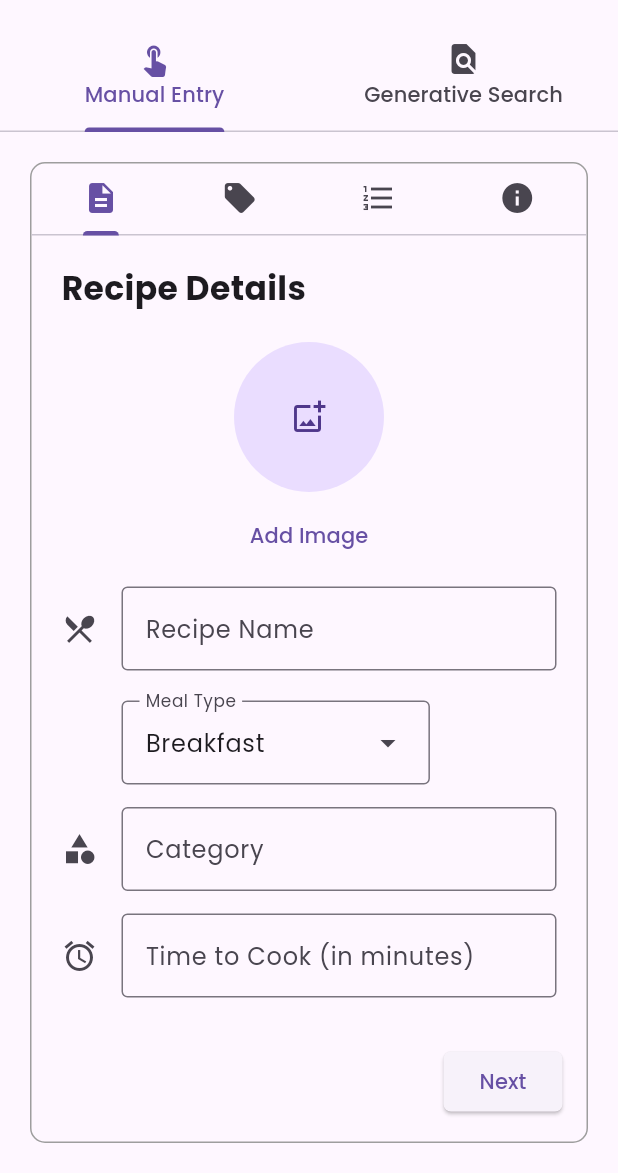
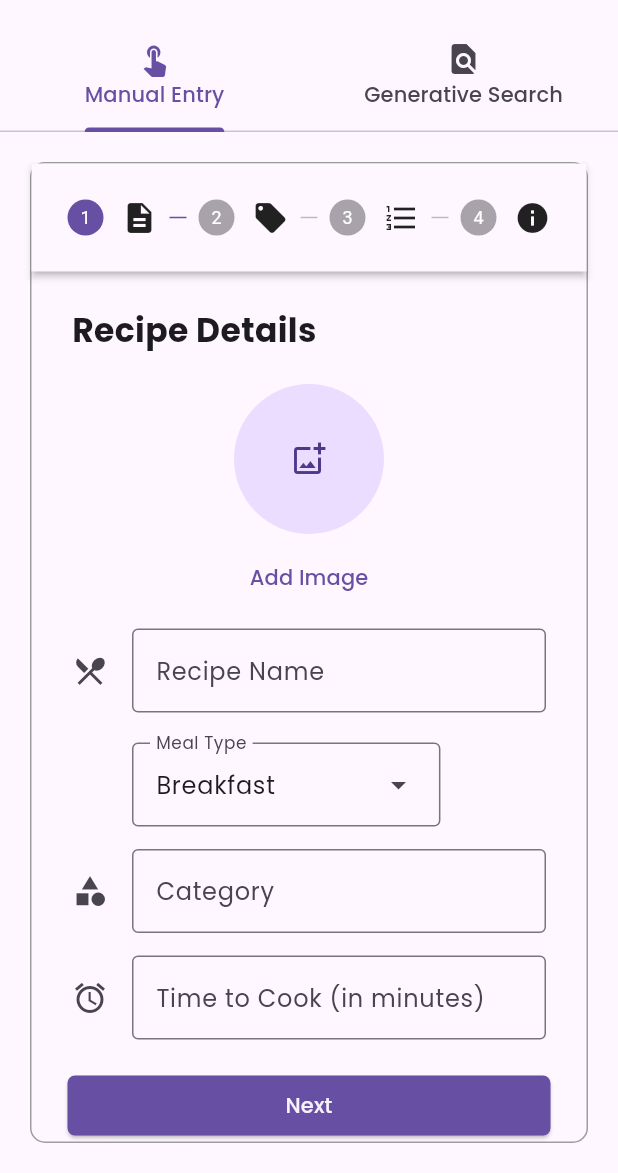
Before and after one commit to dreeew05/sheff_andrew, a Flutter app: the AddRecipePage screen opened directly, on a phone screen of 412 x 824 dp, the part 63-1236 px from its top. Run offline on Flutter 3.47's test engine with Material 3 defaults, Android fonts, the phone set to English and light mode, and no system bars; our stand-ins replace carousel_slider, cloud_firestore, firebase_auth, firebase_core, firebase_storage, google_fonts and 1 more; accounts and stored records are empty.

```diff
--- a/lib/screens/add_recipe/components/recipe_additional_information.dart
+++ b/lib/screens/add_recipe/components/recipe_additional_information.dart
@@ -23,7 +23,7 @@ class _RecipeAdditionalInformationState
     final providerReader = context.read<RecipeFormProvider>();
 
     return Container(
-      margin: const EdgeInsets.only(top: 20, left: 20, right: 20),
+      margin: const EdgeInsets.only(left: 3, right: 3),
       child: SingleChildScrollView(
         child: Column(
           crossAxisAlignment: CrossAxisAlignment.start,
@@ -145,7 +145,7 @@ class _RecipeAdditionalInformationState
                       int index = entry.key;
                       return Card(
                         margin: const EdgeInsets.symmetric(vertical: 8),
-                        elevation: 4,
+                        elevation: 1,
                         child: ListTile(
                           title: Text(
                             providerWatcher.totalNutrients[index].label,
--- a/lib/screens/add_recipe/components/recipe_details.dart
+++ b/lib/screens/add_recipe/components/recipe_details.dart
@@ -25,17 +25,17 @@ class _RecipeDetailsState extends State<RecipeDetails> {
   @override
   void dispose() {
     super.dispose();
+    context.read<RecipeFormProvider>().disposeRecipeDetailsControllers();
   }
 
   @override
   Widget build(BuildContext context) {
     final providerWatcher = context.watch<RecipeFormProvider>();
-    final providerReader = context.read<RecipeFormProvider>();
     final recipeImage = providerWatcher.recipeImage;
     return Container(
-        margin: const EdgeInsets.only(top: 20, left: 20, right: 20),
+        margin: const EdgeInsets.only(left: 3, right: 3),
         child: Form(
-          key: providerReader.formKey,
+          key: providerWatcher.formKey,
           child: SingleChildScrollView(
             child: Column(
               crossAxisAlignment: CrossAxisAlignment.start,
@@ -51,7 +51,7 @@ class _RecipeDetailsState extends State<RecipeDetails> {
                 ImagePick(image: recipeImage, imageType: 'recipe'),
                 const SizedBox(height: 10),
                 TextFormField(
-                  controller: providerReader.recipeNameController,
+                  controller: providerWatcher.recipeNameController,
                   style: GoogleFonts.poppins(),
                   decoration: InputDecoration(
                     border: const OutlineInputBorder(),
@@ -78,7 +78,7 @@ class _RecipeDetailsState extends State<RecipeDetails> {
                   // This is not our fault.
                   // Shit moves the tabView when clicked
                   child: DropdownMenu<String>(
-                    controller: providerReader.mealTypeController,
+                    controller: providerWatcher.mealTypeController,
                     textStyle: GoogleFonts.poppins(),
                     label: Text(
                       "Meal Type",
@@ -96,6 +96,7 @@ class _RecipeDetailsState extends State<RecipeDetails> {
                 ),
                 const SizedBox(height: 15),
                 TextFormField(
+                  controller: providerWatcher.categoryController,
                   style: GoogleFonts.poppins(),
                   decoration: InputDecoration(
                     border: const OutlineInputBorder(),
@@ -117,6 +118,7 @@ class _RecipeDetailsState extends State<RecipeDetails> {
                 ),
                 const SizedBox(height: 15),
                 TextFormField(
+                  controller: providerWatcher.timeToCookController,
                   style: GoogleFonts.poppins(),
                   keyboardType: TextInputType.number,
                   inputFormatters: [FilteringTextInputFormatter.digitsOnly],
--- a/lib/screens/add_recipe/components/recipe_form.dart
+++ b/lib/screens/add_recipe/components/recipe_form.dart
@@ -6,6 +6,7 @@
 import 'package:flutter/material.dart';
 import 'package:google_fonts/google_fonts.dart';
 import 'package:provider/provider.dart';
+import 'package:sheff_andrew/common/utils/app_painter.dart';
 import 'package:sheff_andrew/dialogs/form_error_dialog.dart';
 import 'package:sheff_andrew/providers/recipe_form_provider.dart';
 import 'package:sheff_andrew/screens/add_recipe/components/recipe_additional_information.dart';
@@ -20,122 +21,151 @@ class RecipeForm extends StatefulWidget {
   RecipeFormState createState() => RecipeFormState();
 }
 
-class RecipeFormState extends State<RecipeForm>
-    with SingleTickerProviderStateMixin {
-  // Form and Attributes
-  final GlobalKey<FormState> _formKey = GlobalKey<FormState>();
-
-  late TabController _tabController;
+class RecipeFormState extends State<RecipeForm> {
   int _currentIndex = 0;
 
-  @override
-  void initState() {
-    super.initState();
-    _tabController = TabController(length: 4, vsync: this);
-    _tabController.addListener(() {
-      setState(() {
-        _currentIndex = _tabController.index;
-      });
-    });
-  }
+  bool get isFirstStep => _currentIndex == 0;
+  bool get isLastStep => _currentIndex == stepWidgets().length - 1;
 
-  @override
-  void dispose() {
-    _tabController.dispose();
-    context.read<RecipeFormProvider>().disposeControllers();
-    super.dispose();
-  }
+  // Steps
+  List<Step> stepWidgets() => [
+        Step(
+          isActive: _currentIndex == 0,
+          state: _currentIndex > 0 ? StepState.complete : StepState.indexed,
+          title: const Icon(Icons.description),
+          content: const RecipeDetails(),
+        ),
+        Step(
+          isActive: _currentIndex == 1,
+          state: _currentIndex > 1 ? StepState.complete : StepState.indexed,
+          title: const Icon(Icons.local_offer),
+          content: const RecipeIngredients(),
+        ),
+        Step(
+          isActive: _currentIndex == 2,
+          state: _currentIndex > 2 ? StepState.complete : StepState.indexed,
+          title: const Icon(Icons.format_list_numbered),
+          content: const RecipeProcedure(),
+        ),
+        Step(
+          isActive: _currentIndex == 3,
+          title: const Icon(Icons.info),
+          content: const RecipeAdditionalInformation(),
+        ),
+      ];
 
   @override
   Widget build(BuildContext context) {
-    // Provi
+    final AppPainter appPainter = AppPainter();
     final providerWatcher = context.watch<RecipeFormProvider>();
-    final providerReader = context.read<RecipeFormProvider>();
+
+    void isActionValid(int nextIndex) {
+      bool proceedNext = _currentIndex >= nextIndex;
+      if (!proceedNext) {
+        switch (_currentIndex) {
+          case 0:
+            if (providerWatcher.formKey.currentState!.validate()) {
+              proceedNext = true;
+            }
+            break;
+          case 1:
+          // Falls through
+          case 2:
+            final isEmpty = _currentIndex == 1
+                ? providerWatcher.ingredients.isEmpty
+                : providerWatcher.steps.isEmpty;
+            if (isEmpty) {
+              showDialog(
+                  context: context,
+                  builder: (BuildContext context) {
+                    return FormErrorDialog(
+                        labelType:
+                            _currentIndex == 1 ? 'Ingredients' : 'Procedure');
+                  });
+            } else {
+              proceedNext = true;
+            }
+          case 3:
+            proceedNext = true;
+          default:
+            break;
+        }
+      }
+      if (proceedNext) {
+        setState(() {
+          _currentIndex = nextIndex;
+        });
+      }
+    }
+
     return Container(
       margin: const EdgeInsets.all(20),
       decoration: BoxDecoration(
         border: Border.all(color: Colors.grey),
         borderRadius: BorderRadius.circular(10),
       ),
-      child: Column(
-        crossAxisAlignment: CrossAxisAlignment.end,
+      child: Stepper(
+        currentStep: _currentIndex,
+        type: StepperType.horizontal,
+        steps: stepWidgets(),
+        onStepCancel: () {
+          isFirstStep
+              ? null
+              : setState(() {
+                  _currentIndex -= 1;
+                });
+        },
+        onStepContinue: () {
+          if (isLastStep) {
+          } else {
+            isActionValid(_currentIndex + 1);
+          }
+        },
+        onStepTapped: (int nextIndex) {
+          isActionValid(nextIndex);
+        },
+        controlsBuilder: (context, details) {
+          return Padding(
+            padding: const EdgeInsets.only(top: 20),
+            child: Row(
               children: [
-          TabBar(controller: _tabController, tabs: const [
-            Tab(
-              icon: Icon(Icons.description),
-            ),
-            Tab(
-              icon: Icon(Icons.local_offer),
-            ),
-            Tab(
-              icon: Icon(Icons.format_list_numbered),
-            ),
-            Tab(
-              icon: Icon(Icons.info),
-            ),
-          ]),
+                if (!isFirstStep) ...[
                   Expanded(
-            child: TabBarView(
-              controller: _tabController,
-              children: const [
-                RecipeDetails(),
-                RecipeIngredients(),
-                RecipeProcedure(),
-                RecipeAdditionalInformation(),
-              ],
+                    child: ElevatedButton(
+                      onPressed: details.onStepCancel,
+                      style: ElevatedButton.styleFrom(
+                        backgroundColor: appPainter.getPrimaryWhite(),
+                        foregroundColor: appPainter.getPrimaryLavender(),
+                        shape: RoundedRectangleBorder(
+                          borderRadius: BorderRadius.circular(5),
                         ),
                       ),
-          Padding(
-            padding: const EdgeInsets.all(16.0),
+                      child: Text(
+                        'Back',
+                        style: GoogleFonts.poppins(),
+                      ),
+                    ),
+                  ),
+                  const SizedBox(width: 20),
+                ],
+                Expanded(
                   child: ElevatedButton(
                     onPressed: () {
-                if (_currentIndex == _tabController.length - 1) {
-                  // ScaffoldMessenger.of(context).showSnackBar(
-                  //     const SnackBar(content: Text('Processing Data')));
-
-                  bool isIngredientsAndStepFilled =
-                      providerWatcher.ingredients.isNotEmpty &&
-                          providerWatcher.steps.isNotEmpty;
-
-                  // Guard clauses
-                  if (providerWatcher.ingredients.isEmpty) {
-                    showDialog(
-                        context: context,
-                        builder: (BuildContext context) {
-                          return const FormErrorDialog(
-                              labelType: 'Ingredients');
-                        });
-                  }
-                  if (providerWatcher.steps.isEmpty) {
-                    showDialog(
-                        context: context,
-                        builder: (BuildContext context) {
-                          return const FormErrorDialog(labelType: 'Steps');
-                        });
-                  }
-
-                  // Todo: Implement Validator Error Border[Bugged]
-                  providerReader.submitForm(
-                      context, isIngredientsAndStepFilled);
+                      if (isLastStep) {
+                        providerWatcher.submitForm(context);
                       } else {
-                  if (_currentIndex < _tabController.length - 1) {
-                    _tabController.animateTo(_currentIndex + 1);
-                  }
+                        details.onStepContinue!();
                       }
                     },
                     style: ElevatedButton.styleFrom(
+                      backgroundColor: appPainter.getPrimaryLavender(),
+                      foregroundColor: appPainter.getPrimaryWhite(),
                       shape: RoundedRectangleBorder(
-                  borderRadius:
-                      BorderRadius.circular(5.0), // Small border radius
+                        borderRadius: BorderRadius.circular(5),
                       ),
                     ),
-              child: _currentIndex == _tabController.length - 1
-                  ? Text(
-                      'Submit',
-                      style: GoogleFonts.poppins(),
-                    )
-                  : Text(
-                      'Next',
+                    child: Text(
+                      isLastStep ? 'Submit' : 'Next',
                       style: GoogleFonts.poppins(),
                     ),
                   ),
@@ -143,5 +173,8 @@ class RecipeFormState extends State<RecipeForm>
               ],
             ),
           );
+        },
+      ),
+    );
   }
 }
```
Also changed, not shown: lib/screens/add_recipe/components/recipe_ingredients.dart (+16 -18 lines), lib/screens/add_recipe/components/recipe_procedure.dart (+17 -16 lines). Lines whose indentation alone changed are shown as unchanged.
